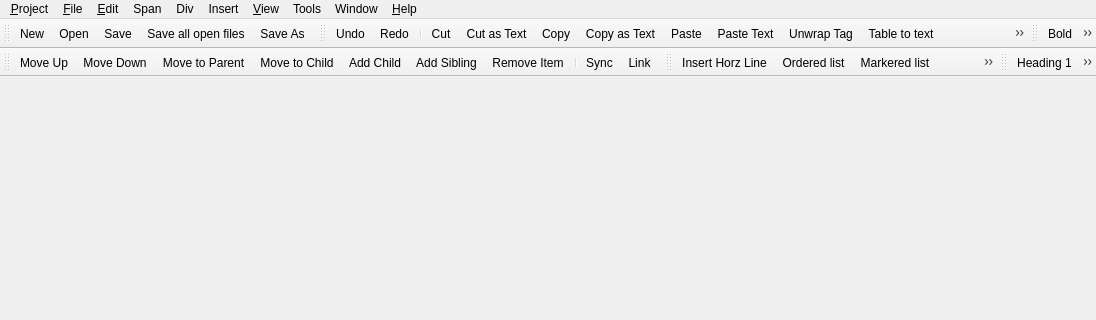
The window that src/gui/mainwindow.ui (NeoProgramming/NeoPad) describes before a commit, drawn with Qt 5; both pictures show x 0 to 1096 and y 0 to 320 of the 1096 by 672 pixel window.
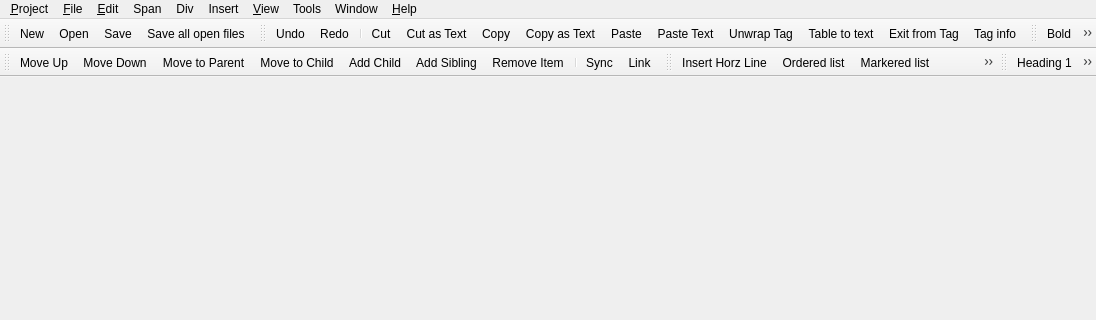
The same window after the commit. Icons and pictures are not drawn.

Commit message: "reload page" was hidden

```diff
--- a/src/gui/mainwindow.ui
+++ b/src/gui/mainwindow.ui
@@ -43,7 +43,6 @@
    <addaction name="actionProjectOpen"/>
    <addaction name="actionFileSave"/>
    <addaction name="actionFileSaveAll"/>
-   <addaction name="actionFileReload"/>
   </widget>
   <widget class="QToolBar" name="toolBarEdit">
    <property name="windowTitle">
```
Left out of the diff: 8 changed lines with no effect on the pictures. The commit also changes 2 other files.
